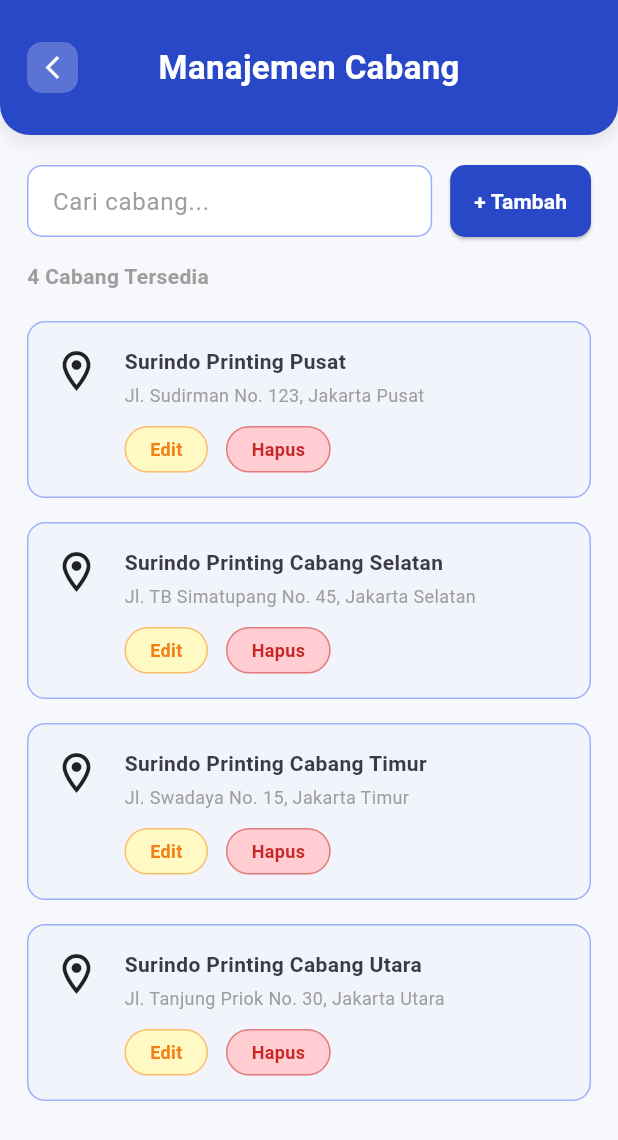
After one commit to syahrivals/Tubes_APB, a Flutter app: the DashboardAdminPage screen opened by its route, after a tap on "Cabang", on a phone screen of 412 x 824 dp. The commit adds this screen. Shown: the top 1140 px of the screen. Run offline on Flutter 3.47's test engine with Material 3 defaults, Android fonts, the phone set to English and light mode, and no system bars; our stand-ins replace geolocator, google_maps_flutter.

Commit message:
Selesai membuat UI halaman Manajemen Cabang dan Pesanan

```diff
--- /dev/null
+++ b/expert/lib/admin/branch_management_page.dart
@@ -0,0 +1,180 @@
+import 'package:flutter/material.dart';
+import 'dashboard_admin.dart';
+
+class BranchManagementPage extends StatefulWidget {
+  const BranchManagementPage({super.key});
+
+  @override
+  State<BranchManagementPage> createState() => _BranchManagementPageState();
+}
+
+class _BranchManagementPageState extends State<BranchManagementPage> {
+  // Contoh data statis, nanti ganti dengan fetch dari API/Database
+  final List<Map<String, dynamic>> branches = [
+    {"name": "Surindo Printing Pusat", "address": "Jl. Sudirman No. 123, Jakarta Pusat"},
+    {"name": "Surindo Printing Cabang Selatan", "address": "Jl. TB Simatupang No. 45, Jakarta Selatan"},
+    {"name": "Surindo Printing Cabang Timur", "address": "Jl. Swadaya No. 15, Jakarta Timur"},
+    {"name": "Surindo Printing Cabang Utara", "address": "Jl. Tanjung Priok No. 30, Jakarta Utara"},
+  ];
+
+  // Fungsi untuk tugas Admin Branch (Ambil Koordinat GPS & Create)
+  void _tambahCabangDenganGPS() {
+    // TODO: Gunakan package seperti 'geolocator' untuk mengambil latitude & longitude
+    // TODO: Buka form/modal untuk input nama cabang baru
+    print("Membuka form tambah cabang & mengambil lokasi GPS saat ini...");
+  }
+
+  void _editCabang(int index) {
+    // TODO: Buka form edit untuk cabang yang dipilih
+    print("Edit cabang: ${branches[index]['name']}");
+  }
+
+  void _hapusCabang(int index) {
+    // TODO: Panggil API delete
+    print("Hapus cabang: ${branches[index]['name']}");
+  }
+
+  @override
+  Widget build(BuildContext context) {
+    return Scaffold(
+      backgroundColor: const Color(0xFFF7F8FC),
+      body: SafeArea(
+        child: Column(
+          children: [
+            CustomHeader(
+              title: 'Manajemen Cabang',
+              showBack: true,
+              onBack: () => Navigator.pop(context),
+            ),
+            const SizedBox(height: 20),
+
+            // Search Bar & Tambah Button
+            Padding(
+              padding: const EdgeInsets.symmetric(horizontal: 18),
+              child: Row(
+                children: [
+                  Expanded(
+                    child: Container(
+                      height: 48,
+                      decoration: BoxDecoration(
+                        color: Colors.white,
+                        borderRadius: BorderRadius.circular(10),
+                        border: Border.all(color: AppColors.border),
+                      ),
+                      padding: const EdgeInsets.symmetric(horizontal: 16),
+                      child: const TextField(
+                        decoration: InputDecoration(
+                          hintText: 'Cari cabang...',
+                          border: InputBorder.none,
+                          hintStyle: TextStyle(color: Colors.grey),
+                        ),
+                      ),
+                    ),
+                  ),
+                  const SizedBox(width: 12),
+                  ElevatedButton(
+                    onPressed: _tambahCabangDenganGPS,
+                    style: ElevatedButton.styleFrom(
+                      backgroundColor: AppColors.primary,
+                      shape: RoundedRectangleBorder(
+                        borderRadius: BorderRadius.circular(10),
+                      ),
+                      padding: const EdgeInsets.symmetric(horizontal: 16, vertical: 14),
+                    ),
+                    child: const Text(
+                      '+ Tambah',
+                      style: TextStyle(color: Colors.white, fontWeight: FontWeight.bold),
+                    ),
+                  )
+                ],
+              ),
+            ),
+
+            const SizedBox(height: 16),
+            Padding(
+              padding: const EdgeInsets.symmetric(horizontal: 18),
+              child: Align(
+                alignment: Alignment.centerLeft,
+                child: Text(
+                  '${branches.length} Cabang Tersedia',
+                  style: const TextStyle(fontWeight: FontWeight.bold, color: Colors.grey),
+                ),
+              ),
+            ),
+            const SizedBox(height: 12),
+
+            // List Cabang
+            Expanded(
+              child: ListView.builder(
+                padding: const EdgeInsets.symmetric(horizontal: 18, vertical: 8),
+                itemCount: branches.length,
+                itemBuilder: (context, index) {
+                  final branch = branches[index];
+                  return Container(
+                    margin: const EdgeInsets.only(bottom: 16),
+                    padding: const EdgeInsets.all(16),
+                    decoration: BoxDecoration(
+                      color: AppColors.card,
+                      borderRadius: BorderRadius.circular(12),
+                      border: Border.all(color: AppColors.border),
+                    ),
+                    child: Row(
+                      crossAxisAlignment: CrossAxisAlignment.start,
+                      children: [
+                        const Icon(Icons.location_on_outlined, size: 32, color: Colors.black87),
+                        const SizedBox(width: 16),
+                        Expanded(
+                          child: Column(
+                            crossAxisAlignment: CrossAxisAlignment.start,
+                            children: [
+                              Text(
+                                branch['name']!,
+                                style: const TextStyle(fontWeight: FontWeight.bold, fontSize: 14, color: AppColors.text),
+                              ),
+                              const SizedBox(height: 4),
+                              Text(
+                                branch['address']!,
+                                style: const TextStyle(fontSize: 12, color: Colors.grey),
+                              ),
+                              const SizedBox(height: 12),
+                              Row(
+                                children: [
+                                  _actionButton('Edit', const Color(0xFFFFF9C4), const Color(0xFFF57F17), () => _editCabang(index)),
+                                  const SizedBox(width: 12),
+                                  _actionButton('Hapus', const Color(0xFFFFCDD2), const Color(0xFFC62828), () => _hapusCabang(index)),
+                                ],
+                              )
+                            ],
+                          ),
+                        )
+                      ],
+                    ),
+                  );
+                },
+              ),
+            )
+          ],
+        ),
+      ),
+    );
+  }
+
+  // Widget custom untuk tombol Edit & Hapus
+  Widget _actionButton(String text, Color bgColor, Color textColor, VoidCallback onTap) {
+    return InkWell(
+      onTap: onTap,
+      child: Container(
+        padding: const EdgeInsets.symmetric(horizontal: 16, vertical: 6),
+        decoration: BoxDecoration(
+          color: bgColor,
+          borderRadius: BorderRadius.circular(20),
+          border: Border.all(color: textColor.withOpacity(0.5)),
+        ),
+        child: Text(
+          text,
+          style: TextStyle(color: textColor, fontSize: 12, fontWeight: FontWeight.bold),
+        ),
+      ),
+    );
+  }
+}
--- a/expert/lib/admin/dashboard_admin.dart
+++ b/expert/lib/admin/dashboard_admin.dart
@@ -1,5 +1,7 @@
 import 'package:flutter/material.dart';
 import 'catalog_service.dart';
+import 'branch_management_page.dart'; // Pastikan file ini sudah kamu buat
+import 'order_management_page.dart';  // Pastikan file ini sudah kamu buat
 
 class DashboardAdminPage extends StatefulWidget {
   const DashboardAdminPage({super.key});
@@ -11,11 +13,25 @@ class DashboardAdminPage extends StatefulWidget {
 class _DashboardAdminPageState extends State<DashboardAdminPage> {
   int currentIndex = 0;
 
+  // Daftar halaman untuk navigasi bawah (Bottom Navigation)
+  late final List<Widget> _pages;
+
   @override
-  Widget build(BuildContext context) {
-    return Scaffold(
-      backgroundColor: const Color(0xFFF7F8FC),
-      body: SafeArea(
+  void initState() {
+    super.initState();
+    _pages = [
+      // Index 0: Tampilan Katalog (Layanan & Cabang)
+      _buildKatalogView(),
+      // Index 1: Tampilan Pesanan
+      const OrderManagementPage(),
+      // Index 2: Tampilan Profil (Placeholder sementara)
+      const Center(child: Text('Halaman Profil Belum Dibuat')),
+    ];
+  }
+
+  // Widget khusus untuk tampilan Katalog (Beranda awal)
+  Widget _buildKatalogView() {
+    return SafeArea(
       child: Column(
         children: [
           const CustomHeader(title: 'Katalog'),
@@ -37,9 +53,17 @@ class _DashboardAdminPageState extends State<DashboardAdminPage> {
                   },
                 ),
                 const SizedBox(height: 18),
-                  const MenuCard(
+                MenuCard(
                   icon: Icons.location_on_outlined,
                   title: 'Cabang',
+                  onTap: () {
+                    Navigator.push(
+                      context,
+                      MaterialPageRoute(
+                        builder: (_) => const BranchManagementPage(),
+                      ),
+                    );
+                  },
                 ),
               ],
             ),
@@ -47,7 +71,15 @@ class _DashboardAdminPageState extends State<DashboardAdminPage> {
           const Spacer(),
         ],
       ),
-      ),
+    );
+  }
+
+  @override
+  Widget build(BuildContext context) {
+    return Scaffold(
+      backgroundColor: const Color(0xFFF7F8FC),
+      // Body akan berubah sesuai dengan tab navigasi bawah yang diklik
+      body: _pages[currentIndex],
       bottomNavigationBar: AppBottomNav(
         currentIndex: currentIndex,
         onTap: (index) {
```
Also changed, not shown: expert/lib/admin/order_management_page.dart (added, +159 -0 lines), expert/expert/pubspec.lock, expert/pubspec.lock, 2 other files. Lines whose indentation alone changed are shown as unchanged.
